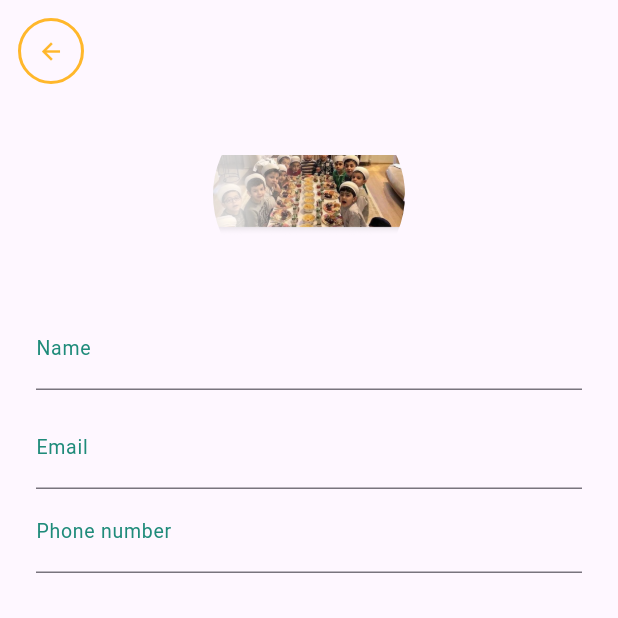
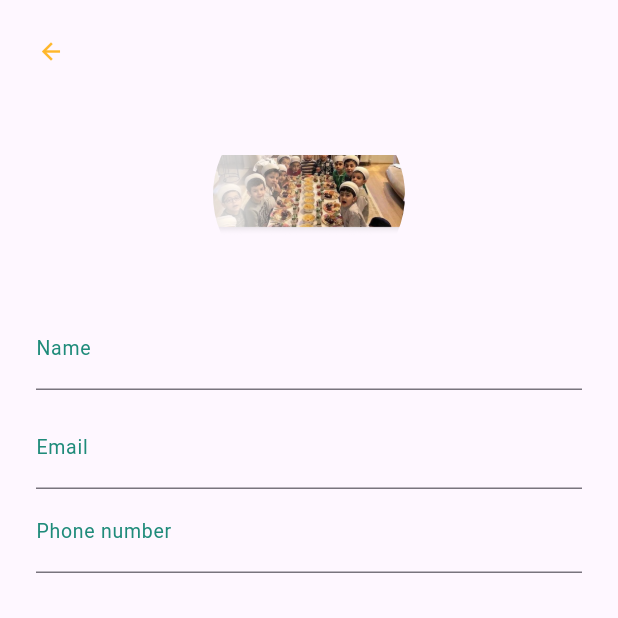
Before and after one commit to Roufaida-As/DonaVita-Donors-side, a Flutter app: the EditProfileScreen screen opened directly, on a phone screen of 412 x 824 dp, the top half of it. Run offline on Flutter 3.47's test engine with Material 3 defaults, Android fonts, the phone set to English and light mode, and no system bars; our stand-ins replace cloud_firestore, firebase_auth, firebase_core, get, google_nav_bar, loading_animation_widget and 1 more; accounts and stored records are empty.

```diff
--- a/projectfinal/lib/pages/edit_profile_screen.dart
+++ b/projectfinal/lib/pages/edit_profile_screen.dart
@@ -26,13 +26,7 @@ class _EditProfileScreenState extends State<EditProfileScreen> {
                       style: ButtonStyle(
                           backgroundColor:
                               MaterialStateProperty.all(Colors.transparent),
-                          shape:
-                              MaterialStateProperty.all<RoundedRectangleBorder>(
-                                  RoundedRectangleBorder(
-                                      borderRadius: BorderRadius.circular(100.0),
-                                      side: const BorderSide(
-                                          color: AppColors.highicons,
-                                          width: 2)))),
+                                          ),
                       child: const Icon(
                         Icons.arrow_back,
                         color: AppColors.highicons,
```
